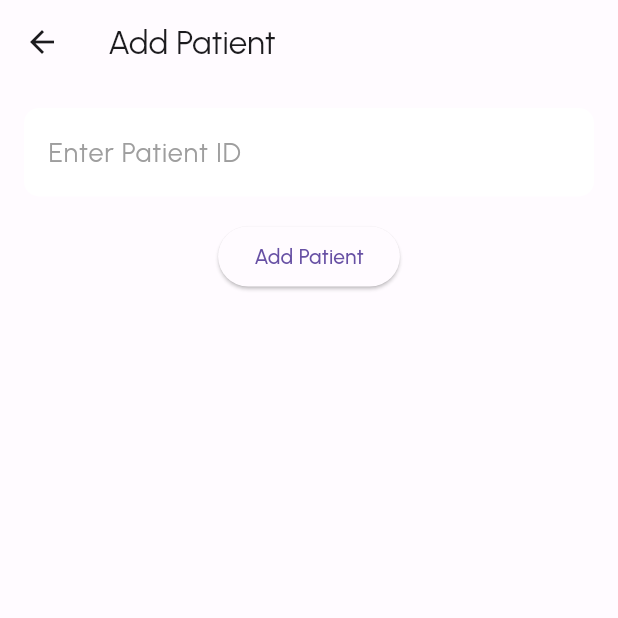
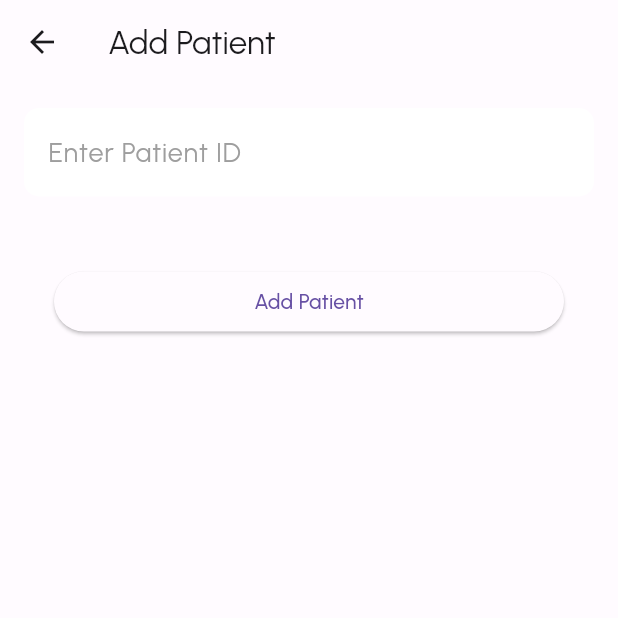
Before and after one commit to lbal837/capstone, a Flutter app: the AddPatientScreen screen opened directly, on a phone screen of 412 x 824 dp, the top half of it. Run offline on Flutter 3.47's test engine with Material 2 defaults, Android fonts, the phone set to English and light mode, and no system bars; our stand-ins replace firebase_core, firebase_messaging, flutter_spinkit, shared_preferences; missing offline and left inert: amazon_cognito_identity_dart_2; accounts and stored records are empty.

Commit message:
Change add_patient_button.dart size

```diff
--- a/frontend/lib/ui/add_patient/widget/add_patient_button.dart
+++ b/frontend/lib/ui/add_patient/widget/add_patient_button.dart
@@ -14,7 +14,14 @@ class AddPatientButton extends StatelessWidget {
 
   @override
   Widget build(BuildContext context) {
-    return ElevatedButton(
+    final screenSize = MediaQuery.of(context).size;
+    return Container(
+      padding: const EdgeInsets.all(20.0),
+      width: screenSize.width,
+      margin: const EdgeInsets.only(
+        top: 10.0,
+      ),
+      child: ElevatedButton(
         onPressed: () {
           final completer = Completer<void>();
           try {
@@ -30,6 +37,7 @@ class AddPatientButton extends StatelessWidget {
           }
         },
         child: const Text('Add Patient'),
+      ),
     );
   }
 }
```
Lines whose indentation alone changed are shown as unchanged.
